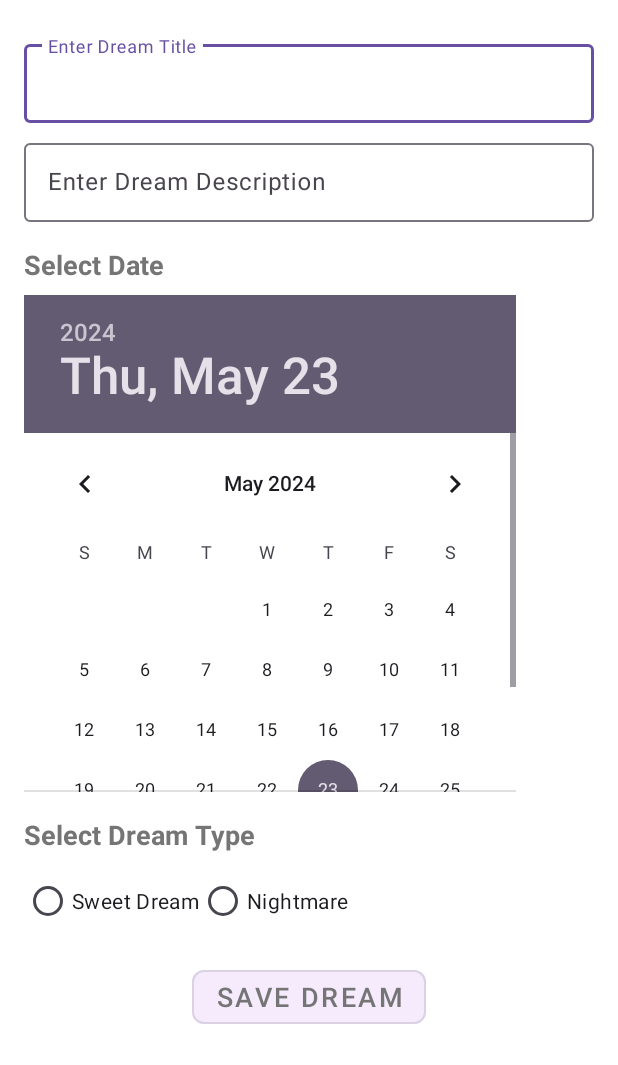
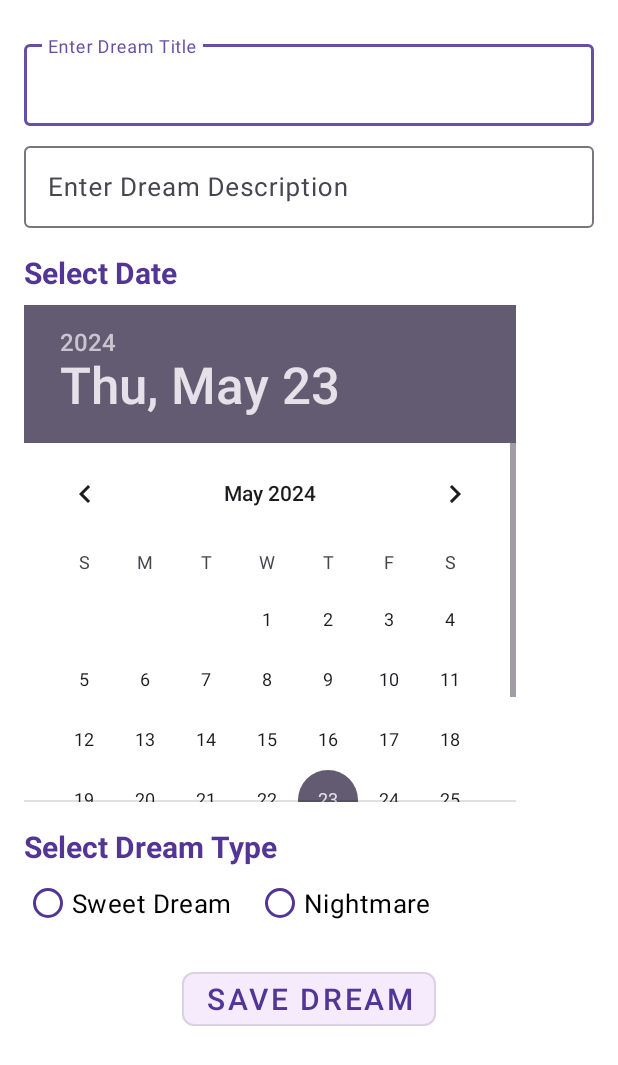
Before and after one commit to ayseerkan/DreamWiseFinal, an Android app: the AddDreamActivity screen opened directly, with no data from a screen before it, on a phone screen of 412 x 824 dp. Shown: the top 1065 px of the screen. Run offline under Robolectric (Android 15) with nearby library versions, the phone set to English and light mode, and no system bars; our stand-ins replace Room's generated code.

Commit message:
Design improved

```diff
--- a/app/src/main/res/layout/activity_add_button.xml
+++ b/app/src/main/res/layout/activity_add_button.xml
@@ -15,7 +15,7 @@
         android:backgroundTint="@color/lightpurple"
         android:strokeColor="@color/lightpurple"
         android:text="Add New Dream"
-        android:textColor="@color/secondaryTextColor"
+        android:textColor="@color/primaryDarkColor"
         android:textSize="18sp"
         app:cornerRadius="8dp"
         app:layout_constraintBottom_toTopOf="@id/bottomNavigationView"
--- a/app/src/main/res/layout/activity_add_dream.xml
+++ b/app/src/main/res/layout/activity_add_dream.xml
@@ -20,7 +20,7 @@
             android:layout_height="wrap_content"
             android:hint="Enter Dream Title"
             android:padding="15dp"
-            android:textSize="16sp"
+            android:textSize="17sp"
             tools:ignore="TouchTargetSizeCheck" />
     </com.google.android.material.textfield.TextInputLayout>
 
@@ -35,7 +35,7 @@
             android:layout_height="wrap_content"
             android:hint="Enter Dream Description"
             android:padding="15dp"
-            android:textSize="16sp"
+            android:textSize="17sp"
             tools:ignore="TouchTargetSizeCheck" />
     </com.google.android.material.textfield.TextInputLayout>
 
@@ -45,8 +45,8 @@
         android:layout_height="wrap_content"
         android:layout_marginTop="16dp"
         android:text="Select Date"
-        android:textColor="@color/secondaryTextColor"
-        android:textSize="18sp"
+        android:textColor="@color/primaryDarkColor"
+        android:textSize="20sp"
         android:textStyle="bold" />
 
     <DatePicker
@@ -61,28 +61,34 @@
         android:layout_height="wrap_content"
         android:layout_marginTop="16dp"
         android:text="Select Dream Type"
-        android:textColor="@color/secondaryTextColor"
-        android:textSize="18sp"
+        android:textColor="@color/primaryDarkColor"
+        android:textSize="20sp"
         android:textStyle="bold" />
 
         <RadioGroup
             android:id="@+id/dreamTypeRadioGroup"
             android:layout_width="match_parent"
             android:layout_height="wrap_content"
-        android:layout_marginTop="8dp"
             android:orientation="horizontal">
 
-        <RadioButton
+            <com.google.android.material.radiobutton.MaterialRadioButton
                 android:id="@+id/radioDream"
                 android:layout_width="wrap_content"
                 android:layout_height="wrap_content"
-            android:text="Sweet Dream" />
+                android:layout_marginEnd="16dp"
+                android:text="Sweet Dream"
+                android:textColor="@color/primaryTextColor"
+                android:textSize="17sp"
+                app:buttonTint="@color/primaryDarkColor" />
 
-        <RadioButton
+            <com.google.android.material.radiobutton.MaterialRadioButton
                 android:id="@+id/radioNightmare"
                 android:layout_width="wrap_content"
                 android:layout_height="wrap_content"
-            android:text="Nightmare" />
+                android:text="Nightmare"
+                android:textColor="@color/primaryTextColor"
+                android:textSize="17sp"
+                app:buttonTint="@color/primaryDarkColor" />
         </RadioGroup>
 
     <com.google.android.material.button.MaterialButton
@@ -95,7 +101,7 @@
         android:backgroundTint="@color/lightpurple"
         android:minHeight="48dp"
         android:text="Save Dream"
-        android:textColor="@color/secondaryTextColor"
-        android:textSize="18sp"
+        android:textColor="@color/primaryDarkColor"
+        android:textSize="20sp"
         app:cornerRadius="8dp" />
 </LinearLayout>
--- a/app/src/main/res/layout/activity_dream_diary.xml
+++ b/app/src/main/res/layout/activity_dream_diary.xml
@@ -28,7 +28,7 @@
                 android:layout_height="wrap_content"
                 android:layout_marginBottom="8dp"
                 android:text="Sweet Dreams"
-                android:textColor="@color/secondaryTextColor"
+                android:textColor="@color/primaryDarkColor"
                 android:textSize="18sp"
                 android:textStyle="bold" />
 
@@ -51,11 +51,11 @@
                 android:id="@+id/category2Title"
                 android:layout_width="wrap_content"
                 android:layout_height="wrap_content"
+                android:layout_marginBottom="8dp"
                 android:text="Nightmares"
+                android:textColor="@color/primaryDarkColor"
                 android:textSize="18sp"
-                android:textStyle="bold"
-                android:textColor="@color/secondaryTextColor"
-                android:layout_marginBottom="8dp" />
+                android:textStyle="bold" />
 
             <androidx.recyclerview.widget.RecyclerView
                 android:id="@+id/category2RecyclerView"
--- a/app/src/main/res/values/colors.xml
+++ b/app/src/main/res/values/colors.xml
@@ -6,7 +6,7 @@
     <color name="lightpurple">#F5EBFD</color>
     <color name="primaryColor">#6200EE</color>
     <color name="primaryLightColor">#BB86FC</color>
-    <color name="primaryDarkColor">#3700B3</color>
+    <color name="primaryDarkColor">#523594</color>
     <color name="secondaryColor">#03DAC5</color>
     <color name="secondaryLightColor">#66FFF9</color>
     <color name="secondaryDarkColor">#00A896</color>
```
Lines whose indentation alone changed are shown as unchanged.
